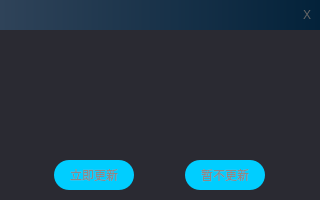
Old version of the form VideoPlayer/updater/Updater.ui in the repository huizhang556/pc-video-player.
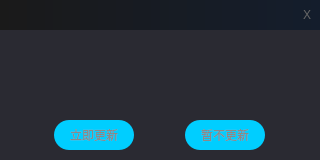
New version of the form. The open tabs and pages were chosen to show the change.

```diff
--- a/VideoPlayer/updater/Updater.ui
+++ b/VideoPlayer/updater/Updater.ui
@@ -7,13 +7,13 @@
     <x>0</x>
     <y>0</y>
     <width>320</width>
-    <height>200</height>
+    <height>160</height>
    </rect>
   </property>
   <property name="minimumSize">
    <size>
     <width>320</width>
-    <height>200</height>
+    <height>160</height>
    </size>
   </property>
   <property name="windowTitle">
@@ -87,7 +87,7 @@
           <property name="styleSheet">
            <string notr="true">#frame_title
 {
-background-color:qlineargradient(spread:pad,x1:0,y1:0,x2:1,y2:0,stop:0 #2f4359, stop:1  #03223a);
+background-color:qlineargradient(spread:pad,x1:0,y1:0,x2:1,y2:0, stop:0 #1a1a1a, stop:1  #141d2c);
 }</string>
           </property>
           <property name="frameShape">
@@ -263,17 +263,25 @@
 background-color: #00ceff;
 }
 
+QPushButton:hover
+{
+color: white;
+background-color: #ff008c;
+}
+
 QPushButton:checked
 {
 color: white;
 background-color: #ff008c;
 }
 
-QPushButton:hover
+QPushButton:unchecked
 {
 color: white;
-background-color: #ff008c;
-}</string>
+background-color: #00ceff;
+}
+
+</string>
               </property>
               <property name="currentIndex">
                <number>0</number>
```
Left out of the diff: 2 changed lines with no effect on the pictures.
